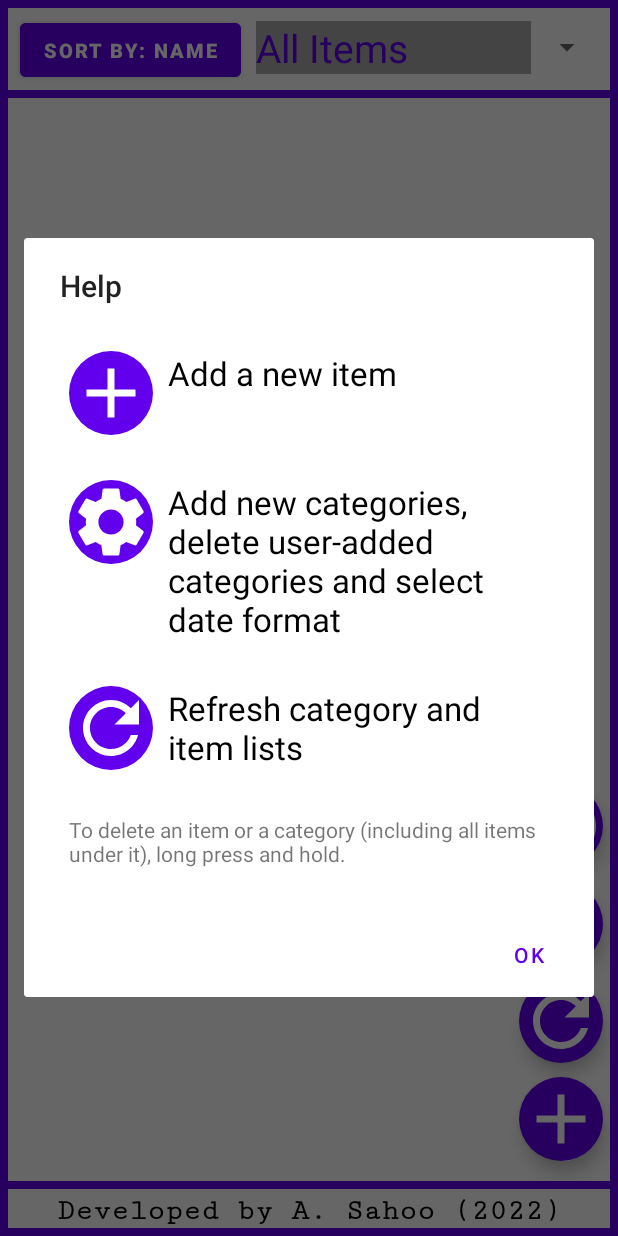
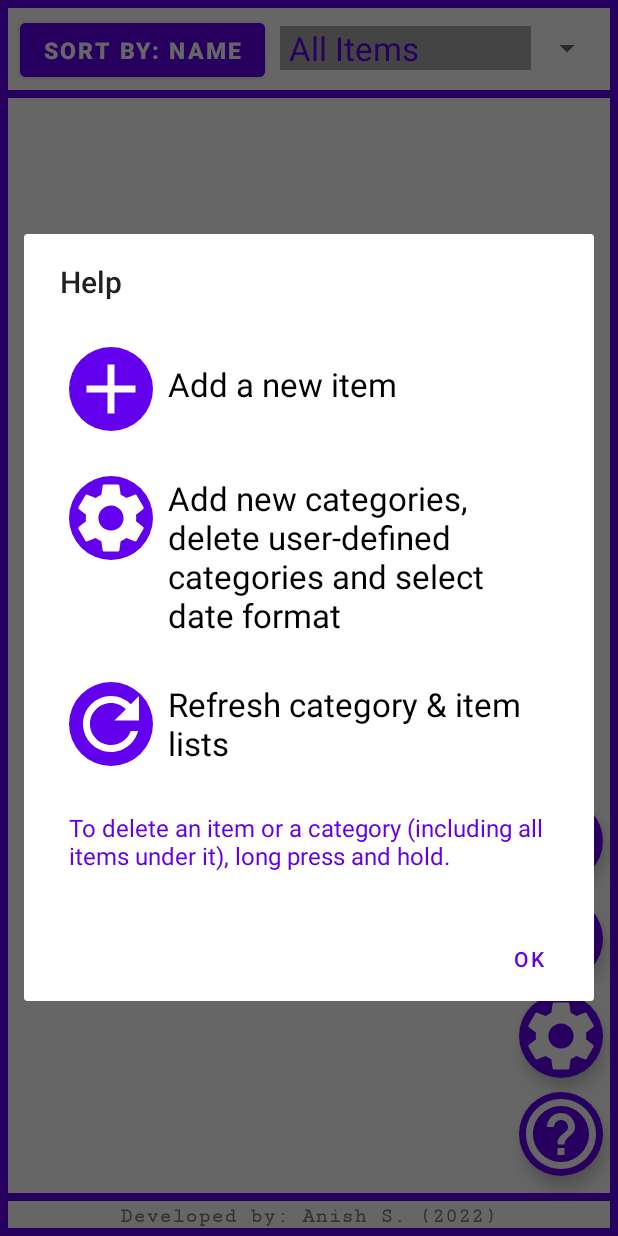
Before and after one commit to anish-sahoo/ExpiryDateReminder, an Android app: the screen it shows after launch (MainActivity), after a tap on "help button", on a phone screen of 412 x 824 dp. Run offline under Robolectric (Android 15) with nearby library versions, the phone set to English and light mode, and no system bars; 1 statement that could not run was skipped.

Commit message:
minor cosmetic fixes

```diff
--- a/app/src/main/res/layout/activity_main.xml
+++ b/app/src/main/res/layout/activity_main.xml
@@ -17,7 +17,6 @@
         android:background="?android:attr/listDivider"
         android:backgroundTint="@color/purple_500"
         android:backgroundTintMode="src_over" />
-
     <View
         android:id="@+id/divider4"
         android:layout_width="match_parent"
@@ -30,7 +29,6 @@
         android:background="?android:attr/listDivider"
         android:backgroundTint="@color/purple_500"
         android:backgroundTintMode="src_over" />
-
     <View
         android:id="@+id/divider3"
         android:layout_width="wrap_content"
@@ -39,12 +37,11 @@
         android:layout_alignParentStart="true"
         android:layout_alignParentEnd="true"
         android:layout_alignParentBottom="true"
-        android:layout_marginBottom="31dp"
+        android:layout_marginBottom="23dp"
 
         android:background="?android:attr/listDivider"
         android:backgroundTint="@color/purple_500"
         android:backgroundTintMode="src_over" />
-
     <View
         android:id="@+id/divider"
         android:layout_width="match_parent"
@@ -57,7 +54,6 @@
         android:background="?android:attr/listDivider"
         android:backgroundTint="@color/purple_500"
         android:backgroundTintMode="src_over" />
-
     <View
         android:id="@+id/divider5"
         android:layout_width="5dp"
@@ -70,8 +66,6 @@
         android:background="?android:attr/listDivider"
         android:backgroundTint="@color/purple_500"
         android:backgroundTintMode="src_over" />
-
-
     <View
         android:id="@+id/divider2"
         android:layout_width="match_parent"
@@ -87,6 +81,23 @@
         android:layout_marginEnd="0dp"
         android:background="@color/purple_500"
         android:backgroundTintMode="src_over" />
+    <TextView
+        android:id="@+id/copyrightText"
+        android:layout_width="wrap_content"
+        android:layout_height="wrap_content"
+
+        android:layout_alignParentBottom="true"
+
+        android:layout_centerHorizontal="true"
+        android:layout_marginBottom="5dp"
+
+        android:text="Developed by: Anish S. (2022)"
+        android:fontFamily="serif-monospace"
+        android:textStyle="bold"
+        android:textAlignment="center"
+        android:textColor="#807C7C"
+
+        android:textSize="14sp"/>
 
     <com.google.android.material.floatingactionbutton.FloatingActionButton
         android:id="@+id/addItemButton"
@@ -97,29 +108,12 @@
         android:layout_alignParentBottom="true"
 
         android:layout_marginEnd="10dp"
-        android:layout_marginBottom="50dp"
+        android:layout_marginBottom="235dp"
         app:borderWidth="0dp"
         android:backgroundTint="@color/purple_500"
         tools:ignore="RelativeOverlap"
         android:foreground="@drawable/ic_baseline_add_24"
         android:contentDescription="Add Item" />
-
-    <TextView
-        android:id="@+id/copyrightText"
-        android:layout_width="wrap_content"
-        android:layout_height="wrap_content"
-
-        android:layout_alignParentBottom="true"
-
-        android:layout_centerHorizontal="true"
-        android:layout_marginBottom="5dp"
-
-        android:text="Developed by A. Sahoo (2022)"
-        android:textAlignment="center"
-        android:textColor="@color/black"
-        android:fontFamily="serif-monospace"
-        android:textStyle="bold"
-        android:textSize="20sp"/>
 
     <com.google.android.material.floatingactionbutton.FloatingActionButton
         android:id="@+id/refreshButton"
@@ -130,7 +124,7 @@
         android:layout_alignParentBottom="true"
 
         android:layout_marginEnd="10dp"
-        android:layout_marginBottom="115dp"
+        android:layout_marginBottom="170dp"
         app:borderWidth="0dp"
         android:backgroundTint="@color/purple_500"
         android:foreground="@drawable/ic_baseline_refresh_24"
@@ -151,7 +145,7 @@
         android:layout_alignParentBottom="true"
         app:borderWidth="0dp"
         android:layout_marginEnd="10dp"
-        android:layout_marginBottom="180dp"
+        android:layout_marginBottom="105dp"
         tools:ignore="RelativeOverlap"
         android:contentDescription="settings"/>
 
@@ -168,7 +162,7 @@
         android:foreground="@drawable/ic_baseline_help_outline_24"
         app:borderWidth="0dp"
         android:layout_marginEnd="10dp"
-        android:layout_marginBottom="245dp"
+        android:layout_marginBottom="40dp"
         android:contentDescription="help button"
         tools:ignore="RelativeOverlap">
     </com.google.android.material.floatingactionbutton.FloatingActionButton>
@@ -184,9 +178,8 @@
         android:layout_marginStart="13dp"
         android:layout_marginTop="9dp"
         android:text="Sort By: Name"
-        android:textSize="13sp"
+        android:textSize="15sp"
         android:textStyle="bold" />
-
     <LinearLayout
         android:layout_width="match_parent"
         android:layout_height="wrap_content"
@@ -198,7 +191,7 @@
         android:layout_marginStart="5dp"
         android:layout_marginTop="64dp"
         android:layout_marginEnd="5dp"
-        android:layout_marginBottom="38dp"
+        android:layout_marginBottom="28dp"
 
         android:orientation="vertical"
         android:padding="10dp">
@@ -209,7 +202,6 @@
             android:layout_height="match_parent" />
 
     </LinearLayout>
-
     <Spinner
         android:id="@+id/category_spinner"
         android:layout_width="wrap_content"
@@ -220,7 +212,7 @@
         android:layout_alignParentEnd="true"
         android:layout_toEndOf="@id/sortButton"
         android:layout_marginStart="10dp"
-        android:layout_marginTop="14dp"
+        android:layout_marginTop="17dp"
         android:layout_marginEnd="10dp"
         android:spinnerMode="dropdown" />
 
--- a/app/src/main/res/layout/help_layout.xml
+++ b/app/src/main/res/layout/help_layout.xml
@@ -30,6 +30,7 @@
             android:layout_height="wrap_content"
             android:text="Add a new item"
             android:textSize="22sp"
+            android:layout_marginTop="10dp"
             android:textColor="#000000"
             android:paddingStart="10dp"/>
 
@@ -58,7 +59,7 @@
         <TextView
             android:layout_width="match_parent"
             android:layout_height="wrap_content"
-            android:text="Add new categories, delete user-added categories and select date format"
+            android:text="Add new categories, delete user-defined categories and select date format"
             android:textColor="#000000"
             android:textSize="22sp"
             android:paddingStart="10dp" />
@@ -88,7 +89,7 @@
         <TextView
             android:layout_width="match_parent"
             android:layout_height="wrap_content"
-            android:text="Refresh category and item lists"
+            android:text="Refresh category &amp; item lists"
             android:textColor="#000000"
             android:textSize="22sp"
             android:paddingStart="10dp" />
@@ -107,7 +108,9 @@
         <TextView
             android:layout_width="match_parent"
             android:layout_height="wrap_content"
-            android:text="To delete an item or a category (including all items under it), long press and hold." />
+            android:text="To delete an item or a category (including all items under it), long press and hold."
+            android:textColor="@color/purple_500"
+            android:textSize="16sp"/>
 
     </LinearLayout>
 
--- a/app/src/main/res/layout/spinner_item.xml
+++ b/app/src/main/res/layout/spinner_item.xml
@@ -5,6 +5,7 @@
     android:layout_height="wrap_content"
     android:ellipsize="marquee"
     android:textAlignment="inherit"
-    android:textSize="26sp"
+    android:textSize="22sp"
+    android:paddingStart="6dp"
     android:background="@android:color/darker_gray"
     android:textColor="@color/purple_500" />
--- a/app/src/main/res/layout/spinner_layout_2.xml
+++ b/app/src/main/res/layout/spinner_layout_2.xml
@@ -6,5 +6,6 @@
     android:ellipsize="marquee"
     android:textAlignment="inherit"
     android:textSize="20sp"
+    android:paddingStart="6dp"
     android:background="@android:color/darker_gray"
     android:textColor="@color/purple_500" />
```
Also changed, not shown: app/src/main/java/com/anish/expirydatereminder/DatabaseHandler.java (+0 -110 lines), app/src/main/java/com/anish/expirydatereminder/SettingsDialogHandler.java (+16 -7 lines), app/src/main/res/layout/item_activity_layout.xml (+6 -4 lines).
